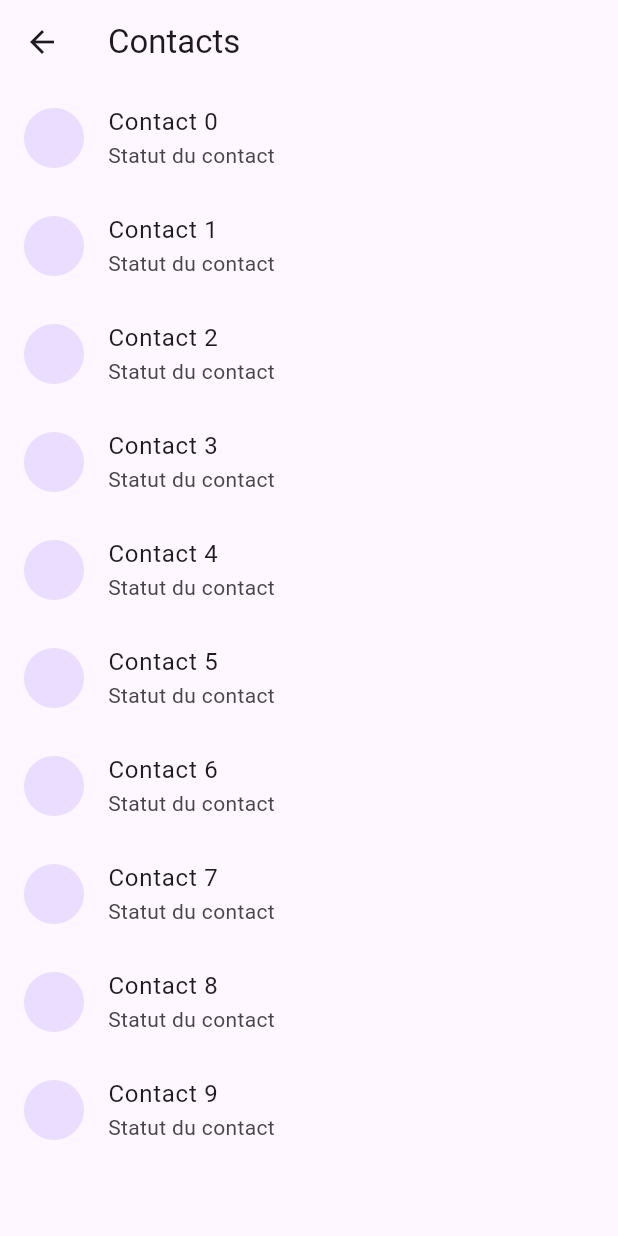
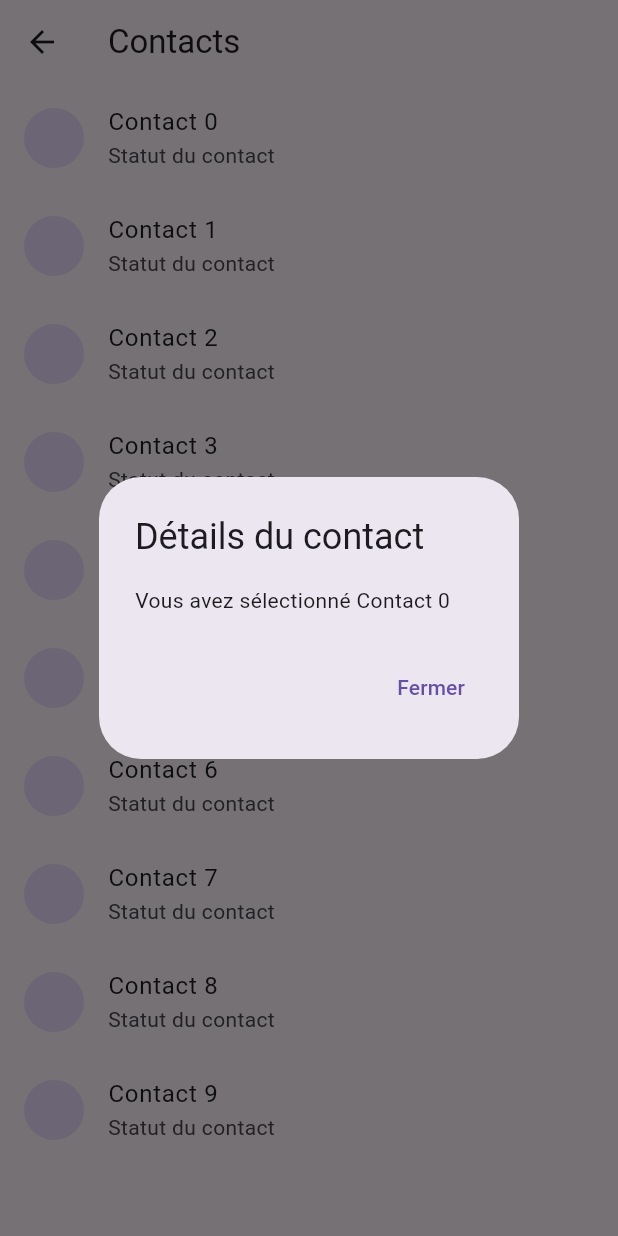
Before and after one commit to ZitouniNidhal/messaging-app, a Flutter app: the ContactsListPage screen opened by its route, after a tap on an icon or button, on a phone screen of 412 x 824 dp. Run offline on Flutter 3.47's test engine with Material 3 defaults, Android fonts, the phone set to English and light mode, and no system bars; our stand-ins replace cloud_firestore, firebase_auth, firebase_messaging, firebase_storage, image_picker; accounts and stored records are empty.

Commit message:
Another pages

```diff
--- a/lib/ContactsListPage.dart
+++ b/lib/ContactsListPage.dart
@@ -1,6 +1,8 @@
 import 'package:flutter/material.dart';
 
 class ContactsListPage extends StatelessWidget {
+  final List<String> contacts = List.generate(10, (index) => 'Contact $index');
+
   @override
   Widget build(BuildContext context) {
     return Scaffold(
@@ -8,20 +10,41 @@ class ContactsListPage extends StatelessWidget {
         title: const Text('Contacts'),
       ),
       body: ListView.builder(
-        itemCount: 10, // Nombre de contacts à afficher
+        itemCount: contacts.length,
         itemBuilder: (context, index) {
-          return ListTile(
-            leading: const CircleAvatar(
-                // Avatar du contact
-                ),
-            title: Text('Contact $index'),
-            subtitle: const Text('Statut du contact'),
+          return InkWell(
             onTap: () {
-              // Action lors du clic sur le contact
+              _showContactDetails(context, contacts[index]);
             },
+            child: ListTile(
+              leading: const CircleAvatar(
+                backgroundImage:
+                    AssetImage('assets/avatar.png'), // Exemple d'image d'avatar
+              ),
+              title: Text(contacts[index]),
+              subtitle: const Text('Statut du contact'),
+            ),
           );
         },
       ),
     );
   }
+
+  void _showContactDetails(BuildContext context, String contact) {
+    showDialog(
+      context: context,
+      builder: (context) => AlertDialog(
+        title: const Text('Détails du contact'),
+        content: Text('Vous avez sélectionné $contact'),
+        actions: [
+          TextButton(
+            onPressed: () {
+              Navigator.pop(context);
+            },
+            child: const Text('Fermer'),
+          ),
+        ],
+      ),
+    );
+  }
 }
```
Also changed, not shown: lib/ConversationPage.dart (+45 -4 lines), lib/SettingsPage.dart (+44 -4 lines).
